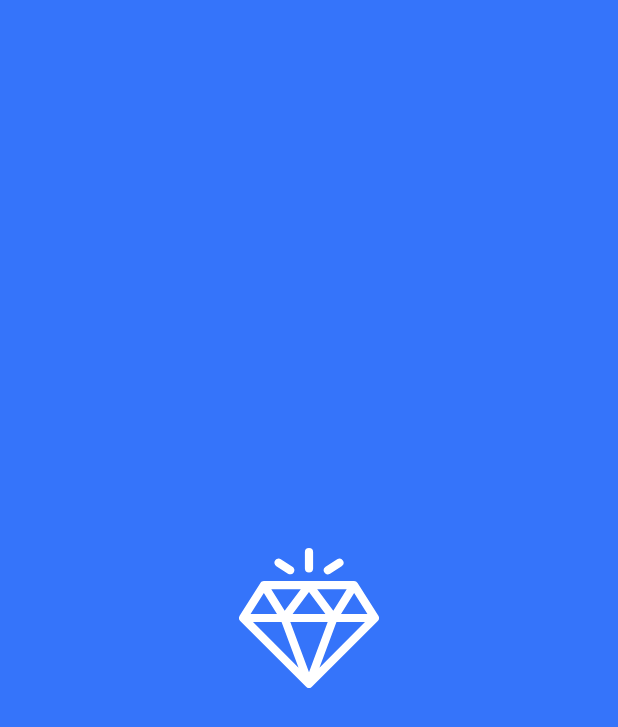
After one commit to druespin/LoftMoney, an Android app: the WelcomeActivity screen opened directly, with no data from a screen before it, on a phone screen of 412 x 824 dp. The commit adds this screen. Shown: the top 727 px of the screen. Run offline under Robolectric (Android 15) with nearby library versions, the phone set to English and light mode, and no system bars; network calls fail; 1 statement that could not run was skipped.

Commit message:
welcome activity; toolbar menu

```diff
--- a/app/build.gradle
+++ b/app/build.gradle
@@ -15,6 +15,11 @@ android {
         versionCode 1
         versionName "1.0"
         testInstrumentationRunner "androidx.test.runner.AndroidJUnitRunner"
+
+        compileOptions {
+            sourceCompatibility JavaVersion.VERSION_1_8
+            targetCompatibility JavaVersion.VERSION_1_8
+        }
     }
     buildTypes {
         release {
@@ -40,6 +45,7 @@ dependencies {
     implementation 'com.google.android.material:material:1.1.0'
     implementation "org.jetbrains.kotlinx:kotlinx-serialization-runtime:0.20.0"
     implementation "androidx.swiperefreshlayout:swiperefreshlayout:1.0.0"
+    implementation 'com.budiyev.android:circular-progress-bar:1.2.2'
 
     // rxjava2
     implementation "io.reactivex.rxjava2:rxandroid:$rxjava2_version"
--- a/app/src/main/AndroidManifest.xml
+++ b/app/src/main/AndroidManifest.xml
@@ -14,17 +14,18 @@
         android:theme="@style/AppTheme"
         tools:ignore="GoogleAppIndexingWarning">
 
-        <activity android:name=".AuthActivity">
+        <activity android:name=".WelcomeActivity">
             <intent-filter>
                 <action android:name="android.intent.action.MAIN" />
                 <category android:name="android.intent.category.LAUNCHER" />
             </intent-filter>
         </activity>
-
+        <activity android:name=".AuthActivity" />
         <activity android:name=".MainActivity"/>
 
         <activity android:name=".AddItemActivity" android:theme="@style/AddItemTheme"/>
 
+
     </application>
 
 </manifest>
--- a/app/src/main/java/com/example/loftmoney/BudgetFragment.kt
+++ b/app/src/main/java/com/example/loftmoney/BudgetFragment.kt
@@ -89,10 +89,8 @@ class BudgetFragment : Fragment() {
     }
 
     private fun loadItemsFromServer(type: String) {
-        val sharedPrefs = activity?.getSharedPreferences(
-            getString(R.string.app_name),
-            Context.MODE_PRIVATE
-        )
+        val sharedPrefs = activity?.getSharedPreferences(getString(R.string.app_name),
+                                                            Context.MODE_PRIVATE)
 
         val authToken = sharedPrefs!!.getString(AUTH_TOKEN_KEY, "no-token-received")
         val responseFromApi = ApiService.createApiService.getItems(type, authToken!!)
--- /dev/null
+++ b/app/src/main/java/com/example/loftmoney/WelcomeActivity.kt
@@ -0,0 +1,31 @@
+package com.example.loftmoney
+
+
+import android.content.Context
+import android.content.Intent
+import android.os.Bundle
+import androidx.appcompat.app.AppCompatActivity
+
+
+class WelcomeActivity: AppCompatActivity() {
+
+    override fun onCreate(savedInstanceState: Bundle?) {
+        super.onCreate(savedInstanceState)
+        setContentView(R.layout.activity_welcome)
+
+        val sharedPrefs = getSharedPreferences(
+            getString(R.string.app_name), Context.MODE_PRIVATE)
+
+        val authToken = sharedPrefs.getString(AUTH_TOKEN_KEY, "")
+
+        if (authToken!!.isEmpty()) {
+            startActivity(Intent(this, AuthActivity::class.java))
+        }
+        else {
+            startActivity(Intent(this, MainActivity::class.java))
+        }
+
+        finish()
+    }
+
+}
--- a/app/src/main/res/layout/activity_add_item.xml
+++ b/app/src/main/res/layout/activity_add_item.xml
@@ -44,7 +44,7 @@
     </LinearLayout>
 
     <Button
-        android:id="@+id/btn_add_item"
+        android:id="@+id/btn_add_submit"
         android:layout_width="wrap_content"
         android:layout_height="wrap_content"
         android:text="@string/add_item"
--- a/app/src/main/res/layout/activity_main.xml
+++ b/app/src/main/res/layout/activity_main.xml
@@ -15,10 +15,10 @@
         <androidx.appcompat.widget.Toolbar
             android:layout_width="match_parent"
             android:layout_height="wrap_content"
-            android:background="@color/colorApp"
             app:layout_scrollFlags="scroll|snap"
             app:title="@string/toolbar_title"
-            app:titleTextColor="@color/tabs_text" />
+            style="@style/ToolBarStyle"
+            app:menu="@menu/toolbar_menu" />
 
         <com.google.android.material.tabs.TabLayout
             android:id="@+id/tabs"
--- /dev/null
+++ b/app/src/main/res/layout/activity_welcome.xml
@@ -0,0 +1,14 @@
+<?xml version="1.0" encoding="utf-8"?>
+<FrameLayout xmlns:android="http://schemas.android.com/apk/res/android"
+    android:layout_width="match_parent"
+    android:layout_height="match_parent"
+    android:background="@color/colorApp">
+
+    <ImageView
+        android:src="@drawable/ic_diamond"
+        android:layout_width="wrap_content"
+        android:layout_height="wrap_content"
+        android:layout_gravity="center"/>
+
+
+</FrameLayout>
--- a/app/src/main/res/layout/fragment_budget.xml
+++ b/app/src/main/res/layout/fragment_budget.xml
@@ -8,8 +8,8 @@
 
     <androidx.swiperefreshlayout.widget.SwipeRefreshLayout
         android:id="@+id/swipe_refresh"
-        android:layout_width="match_parent"
-        android:layout_height="match_parent">
+        android:layout_width="wrap_content"
+        android:layout_height="wrap_content">
 
         <androidx.recyclerview.widget.RecyclerView
             android:id="@+id/recycler"
--- a/app/src/main/res/values/strings.xml
+++ b/app/src/main/res/values/strings.xml
@@ -7,4 +7,6 @@
     <string name="incomes">INCOMES</string>
     <string name="toolbar_title">Budget</string>
     <string name="btn_auth_text">SIGN IN</string>
+    <string name="data_placeholder">No data saved yet</string>
+    <string name="logout_text">Logout</string>
 </resources>
--- a/app/src/main/res/values/styles.xml
+++ b/app/src/main/res/values/styles.xml
@@ -6,6 +6,8 @@
         <item name="colorPrimary">@color/colorApp</item>
         <item name="colorPrimaryDark">@color/colorAppDark</item>
         <item name="colorAccent">@color/colorAccent</item>
+        <item name="actionMenuTextColor">@color/white</item>
+        <item name="android:actionMenuTextColor">@color/white</item>
     </style>
 
     <style name="AddItemTheme" parent="Theme.AppCompat.NoActionBar">
@@ -17,4 +19,11 @@
         <item name="fontFamily">sans-serif-medium</item>
         <item name="android:textColor">@color/white</item>
     </style>
+
+    <style name="ToolBarStyle" parent="Theme.AppCompat.Light.DarkActionBar">
+        <item name="titleTextColor">@color/tabs_text</item>
+        <item name="actionMenuTextColor">@color/white</item>
+        <item name="background">@color/colorApp</item>
+    </style>
+
 </resources>
```
Also changed, not shown: app/src/main/java/com/example/loftmoney/AddItemActivity.kt (+16 -16 lines), app/src/main/java/com/example/loftmoney/AuthActivity.kt (+4 -4 lines), app/src/main/java/com/example/loftmoney/MainActivity.kt (+56 -4 lines), app/src/main/java/com/example/loftmoney/web/ApiSevice.kt (+8 -1 lines), app/src/main/java/com/example/loftmoney/web/ResponseItem.kt (+9 -0 lines), app/src/main/res/menu/toolbar_menu.xml (added, +10 -0 lines).
